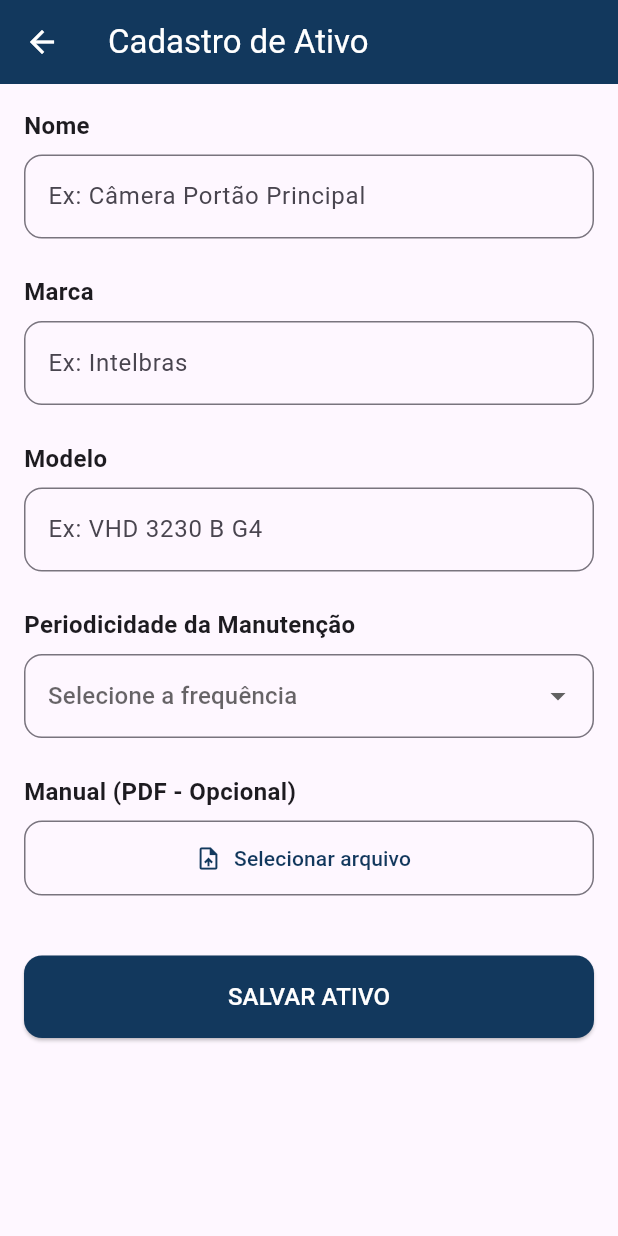
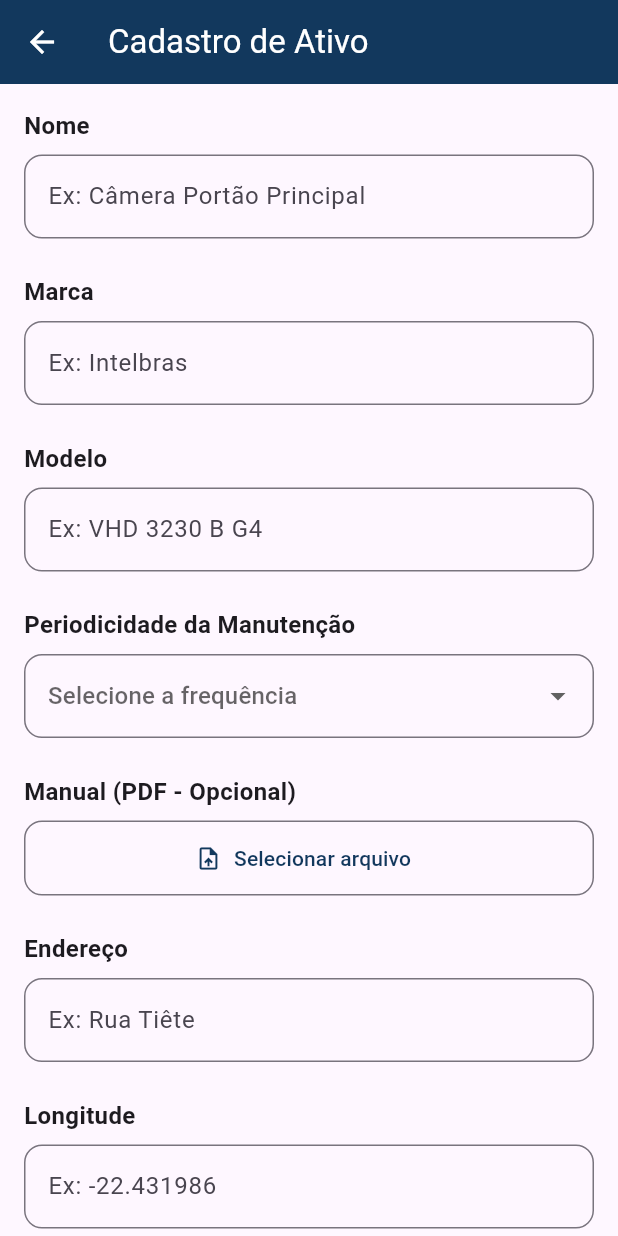
Before and after one commit to jpsantosss/flutter-indicativo-app, a Flutter app: the CadastroAtivoScreen screen opened directly, on a phone screen of 412 x 824 dp. Run offline on Flutter 3.47's test engine with Material 3 defaults, Android fonts, the light colour scheme and no system bars; our stand-ins replace google_maps_flutter.

Commit message:
feat(asset): adicionar campos de endereço e coordenadas em CadastroAtivoScreen
Introduzidos novos campos de texto para endereço, longitude e latitude na  tela CadastroAtivoScreen. Essas adições permitem que o usuário insira dados de localização ao registrar um ativo.

```diff
--- a/lib/presentation/screens/search/cadastro_ativo_screen.dart
+++ b/lib/presentation/screens/search/cadastro_ativo_screen.dart
@@ -11,6 +11,9 @@ class _CadastroAtivoScreenState extends State<CadastroAtivoScreen> {
   final _nomeController = TextEditingController();
   final _marcaController = TextEditingController();
   final _modeloController = TextEditingController();
+  final _enderecoController = TextEditingController();
+  final _longitudeController = TextEditingController();
+  final _latitudeController = TextEditingController();
   String? _periodicidadeSelecionada;
   String? _nomeArquivoManual;
 
@@ -170,9 +173,52 @@ class _CadastroAtivoScreenState extends State<CadastroAtivoScreen> {
                     ],
                   ),
                 ),
-
+              const SizedBox(height: 24),
+              const Text(
+                'Endereço',
+                style: TextStyle(fontSize: 16, fontWeight: FontWeight.bold),
+              ),
+              const SizedBox(height: 8),
+              TextField(
+                controller: _enderecoController,
+                decoration: InputDecoration(
+                  hintText: 'Ex: Rua Tiête',
+                  border: OutlineInputBorder(
+                    borderRadius: BorderRadius.circular(12),
+                  ),
+                ),
+              ),
+              const SizedBox(height: 24),
+              const Text(
+                'Longitude',
+                style: TextStyle(fontSize: 16, fontWeight: FontWeight.bold),
+              ),
+              const SizedBox(height: 8),
+              TextField(
+                controller: _longitudeController,
+                decoration: InputDecoration(
+                  hintText: 'Ex: -22.431986',
+                  border: OutlineInputBorder(
+                    borderRadius: BorderRadius.circular(12),
+                  ),
+                ),
+              ),
+              const SizedBox(height: 24),
+              const Text(
+                'Latitude',
+                style: TextStyle(fontSize: 16, fontWeight: FontWeight.bold),
+              ),
+              const SizedBox(height: 8),
+              TextField(
+                controller: _latitudeController,
+                decoration: InputDecoration(
+                  hintText: 'Ex: -42.978299',
+                  border: OutlineInputBorder(
+                    borderRadius: BorderRadius.circular(12),
+                  ),
+                ),
+              ),
               const SizedBox(height: 40),
-
               //Botão de salvar
               SizedBox(
                 width: double.infinity,
```
